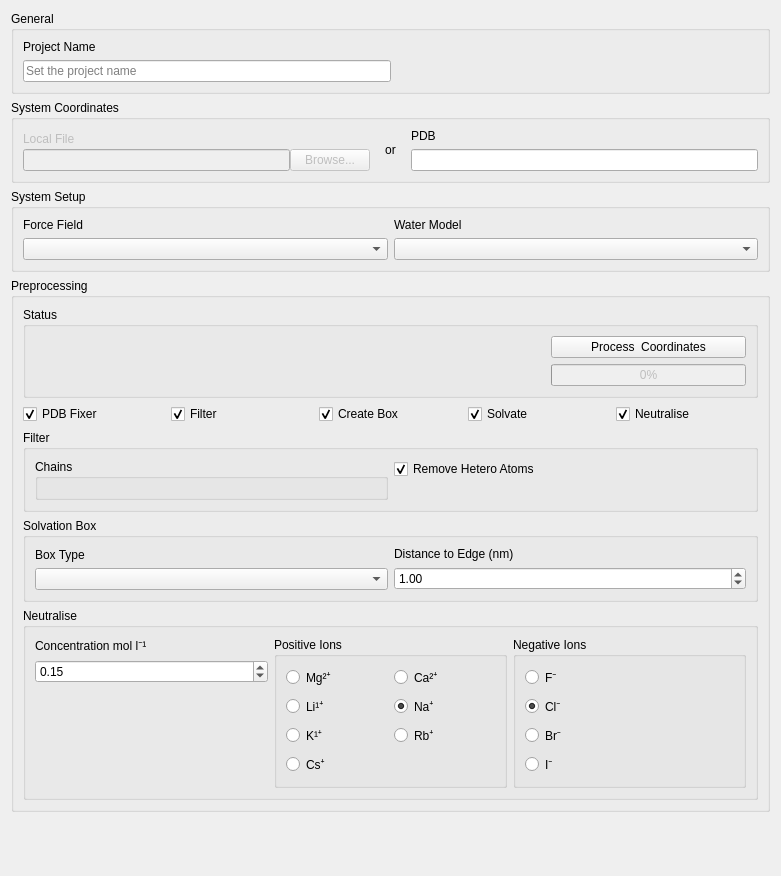
breuerss/gromacs-ui, file ui/systemsetupform.ui: the form before one commit.
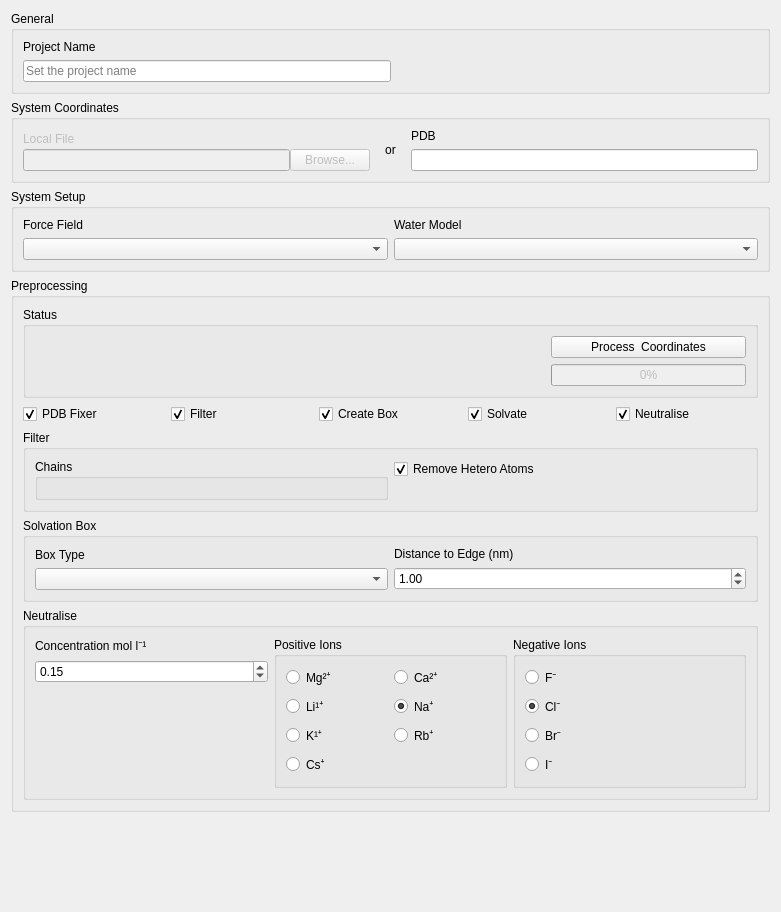
The form after the commit. Icons and pictures are not drawn.

Commit message: feature: fix tab order

```diff
--- a/ui/systemsetupform.ui
+++ b/ui/systemsetupform.ui
@@ -10,7 +10,7 @@
     <x>0</x>
     <y>0</y>
     <width>781</width>
-    <height>876</height>
+    <height>912</height>
    </rect>
   </property>
   <property name="windowTitle">
```
Left out of the diff: 29 changed lines with no effect on the pictures. The commit also changes 1 other file.
